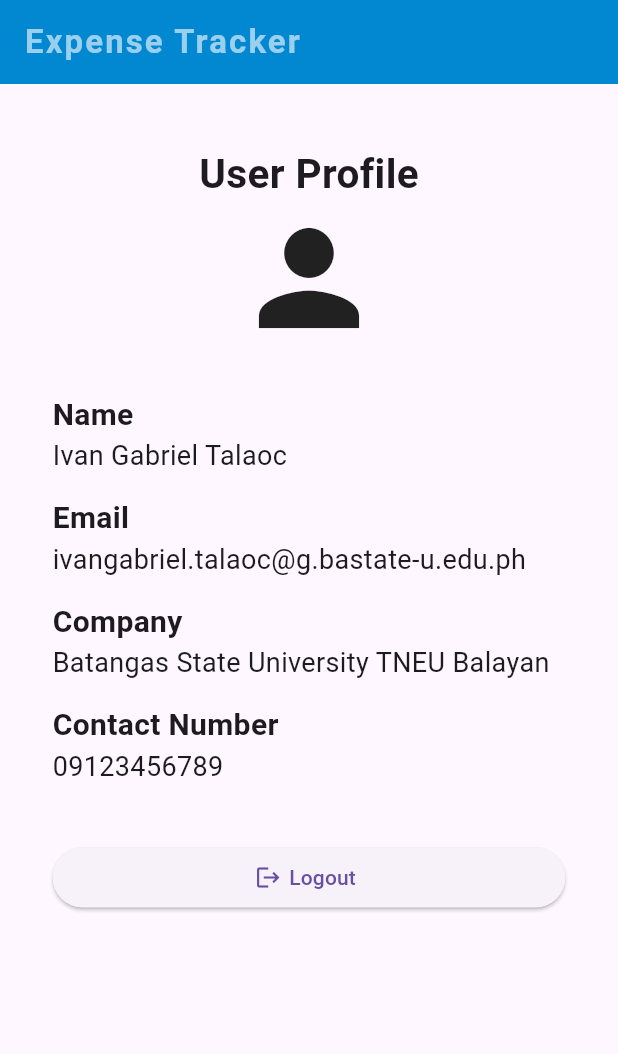
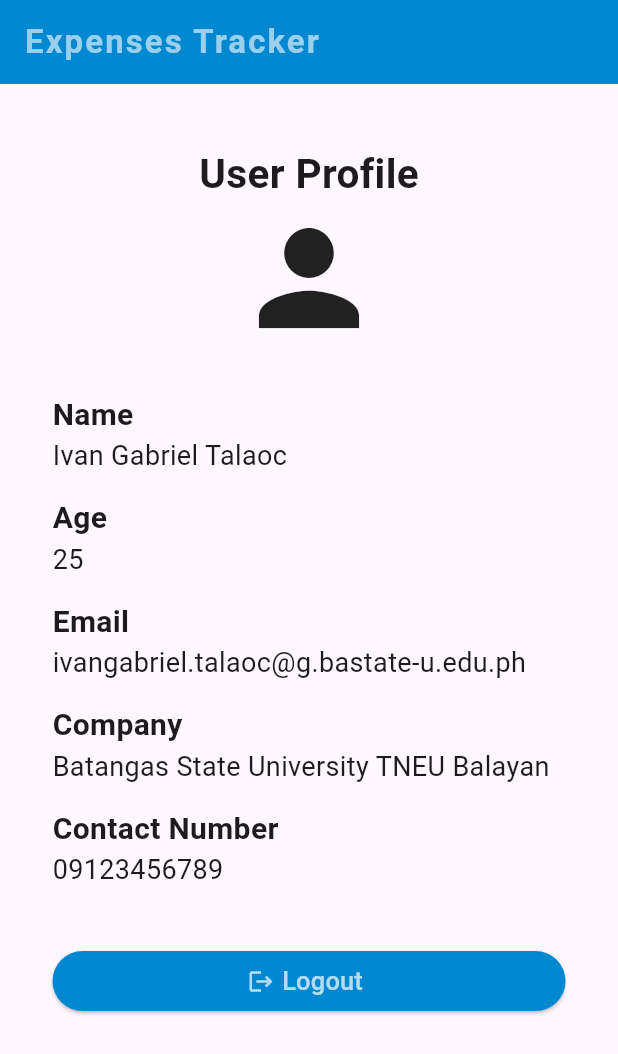
Before and after one commit to gabify/expense-tracker, a Flutter app: the screen it shows after launch, on a phone screen of 412 x 824 dp. Shown: the top 1054 px of the screen. Run offline on Flutter 3.47's test engine with Material 3 defaults, Android fonts, the phone set to English and light mode, and no system bars.

Commit message:
add sandbox page

```diff
--- a/lib/main.dart
+++ b/lib/main.dart
@@ -1,161 +1,9 @@
+import 'package:expense_tracker/pages/Profile.dart';
+import 'package:expense_tracker/pages/Sandbox.dart';
 import 'package:flutter/material.dart';
 
 void main() {
   runApp(MaterialApp(
-    home: Profile()
+    home: Sandbox()
   ));
 }
-
-
-class Profile extends StatelessWidget {
-  const Profile({super.key});
-
-  @override
-  Widget build(BuildContext context) {
-    return Scaffold(
-        appBar: AppBar(
-          title: Text('Expense Tracker',
-            style: TextStyle(
-              color: Colors.white60,
-              fontWeight: FontWeight.w600,
-              letterSpacing: 1.4
-            ),),
-          backgroundColor: Colors.lightBlue[700],
-        ),
-        body: Container(
-          padding: EdgeInsets.symmetric(horizontal: 35, vertical: 20),
-          child: Column(
-              crossAxisAlignment: CrossAxisAlignment.start,
-              children: [
-                Container(
-                  margin: EdgeInsets.symmetric(vertical: 20),
-                  child: Row(
-                    mainAxisAlignment: MainAxisAlignment.center,
-                    children: [
-                      Column(
-                        children: [
-                          Text(
-                            'User Profile',
-                            style: TextStyle(
-                                fontWeight: FontWeight.bold,
-                                fontSize: 27
-                            ),
-                          ),
-                          Icon(Icons.person, size: 100),
-                        ],
-                      )
-                    ]
-                  ),
-                ),
-                Container(
-                  margin: EdgeInsets.symmetric(vertical: 7),
-                  child: Column(
-                    crossAxisAlignment: CrossAxisAlignment.start,
-                    children: [
-                      Text(
-                        'Name',
-                        style: TextStyle(
-                            fontWeight: FontWeight.bold,
-                            fontSize: 20
-                        ),
-                      ),
-                      Text(
-                        'Ivan Gabriel Talaoc',
-                        style: TextStyle(
-                            fontWeight: FontWeight.w400,
-                            fontSize: 18
-                        ),
-                      )
-                    ],
-                  ),
-                ),
-                Container(
-                  margin: EdgeInsets.symmetric(vertical: 7),
-                  child: Column(
-                    crossAxisAlignment: CrossAxisAlignment.start,
-                    children: [
-                      Text(
-                        'Email',
-                        style: TextStyle(
-                            fontWeight: FontWeight.bold,
-                            fontSize: 20
-                        ),
-                      ),
-                      Text(
-                        'ivangabriel.talaoc@g.bastate-u.edu.ph',
-                        style: TextStyle(
-                            fontWeight: FontWeight.w400,
-                            fontSize: 18
-                        ),
-                      )
-                    ],
-                  ),
-                ),
-                Container(
-                  margin: EdgeInsets.symmetric(vertical: 7),
-                  child: Column(
-                    crossAxisAlignment: CrossAxisAlignment.start,
-                    children: [
-                      Text(
-                        'Company',
-                        style: TextStyle(
-                            fontWeight: FontWeight.bold,
-                            fontSize: 20
-                        ),
-                      ),
-                      Text(
-                        'Batangas State University TNEU Balayan',
-                        style: TextStyle(
-                            fontWeight: FontWeight.w400,
-                            fontSize: 18
-                        ),
-                      )
-                    ],
-                  ),
-                ),
-                Container(
-                  margin: EdgeInsets.symmetric(vertical: 7),
-                  child: Column(
-                    crossAxisAlignment: CrossAxisAlignment.start,
-                    children: [
-                      Text(
-                        'Contact Number',
-                        style: TextStyle(
-                            fontWeight: FontWeight.bold,
-                            fontSize: 20
-                        ),
-                      ),
-                      Text(
-                        '09123456789',
-                        style: TextStyle(
-                            fontWeight: FontWeight.w400,
-                            fontSize: 18
-                        ),
-                      )
-                    ],
-                  ),
-                ),
-                Container(
-                  margin: EdgeInsets.symmetric(vertical: 30),
-                  child: Column(
-                    crossAxisAlignment: CrossAxisAlignment.stretch,
-                    children: [
-                      ElevatedButton(onPressed: (){}, child: Row(
-                        mainAxisAlignment: MainAxisAlignment.center,
-                        children: [
-                          Icon(Icons.logout),
-                          Container(
-                              margin: EdgeInsets.symmetric(horizontal: 5),
-                              child: Text('Logout')
-                          ),
-                        ],
-                      ))
-                    ],
-                  ),
-                )
-              ]
-          ),
-        )
-    );
-  }
-}
--- /dev/null
+++ b/lib/pages/Profile.dart
@@ -0,0 +1,172 @@
+import 'package:flutter/material.dart';
+
+
+class Profile extends StatelessWidget {
+  const Profile({super.key});
+
+  @override
+  Widget build(BuildContext context) {
+    return Scaffold(
+        appBar: AppBar(
+          title: Text('Expenses Tracker',
+            style: TextStyle(
+                color: Colors.white60,
+                fontWeight: FontWeight.w600,
+                letterSpacing: 1.4
+            ),),
+          backgroundColor: Colors.lightBlue[700],
+        ),
+        body: Container(
+          padding: EdgeInsets.symmetric(horizontal: 35, vertical: 20),
+          child: Column(
+              crossAxisAlignment: CrossAxisAlignment.start,
+              children: [
+                Container(
+                  margin: EdgeInsets.symmetric(vertical: 20),
+                  child: Row(
+                      mainAxisAlignment: MainAxisAlignment.center,
+                      children: [
+                        Column(
+                          children: [
+                            Text(
+                              'User Profile',
+                              style: TextStyle(
+                                  fontWeight: FontWeight.bold,
+                                  fontSize: 27
+                              ),
+                            ),
+                            Icon(Icons.person, size: 100),
+                          ],
+                        )
+                      ]
+                  ),
+                ),
+                Container(
+                  margin: EdgeInsets.symmetric(vertical: 7),
+                  child: Column(
+                    crossAxisAlignment: CrossAxisAlignment.start,
+                    children: [
+                      Text(
+                        'Name',
+                        style: TextStyle(
+                            fontWeight: FontWeight.bold,
+                            fontSize: 20
+                        ),
+                      ),
+                      Text(
+                        'Ivan Gabriel Talaoc',
+                        style: TextStyle(
+                            fontWeight: FontWeight.w400,
+                            fontSize: 18
+                        ),
+                      )
+                    ],
+                  ),
+                ),
+                Container(
+                  margin: EdgeInsets.symmetric(vertical: 7),
+                  child: Column(
+                    crossAxisAlignment: CrossAxisAlignment.start,
+                    children: [
+                      Text(
+                        'Email',
+                        style: TextStyle(
+                            fontWeight: FontWeight.bold,
+                            fontSize: 20
+                        ),
+                      ),
+                      Text(
+                        'ivangabriel.talaoc@g.bastate-u.edu.ph',
+                        style: TextStyle(
+                            fontWeight: FontWeight.w400,
+                            fontSize: 18
+                        ),
+                      )
+                    ],
+                  ),
+                ),
+                Container(
+                  margin: EdgeInsets.symmetric(vertical: 7),
+                  child: Column(
+                    crossAxisAlignment: CrossAxisAlignment.start,
+                    children: [
+                      Text(
+                        'Company',
+                        style: TextStyle(
+                            fontWeight: FontWeight.bold,
+                            fontSize: 20
+                        ),
+                      ),
+                      Text(
+                        'Batangas State University TNEU Balayan',
+                        style: TextStyle(
+                            fontWeight: FontWeight.w400,
+                            fontSize: 18
+                        ),
+                      )
+                    ],
+                  ),
+                ),
+                Container(
+                  margin: EdgeInsets.symmetric(vertical: 7),
+                  child: Column(
+                    crossAxisAlignment: CrossAxisAlignment.start,
+                    children: [
+                      Text(
+                        'Contact Number',
+                        style: TextStyle(
+                            fontWeight: FontWeight.bold,
+                            fontSize: 20
+                        ),
+                      ),
+                      Text(
+                        '09123456789',
+                        style: TextStyle(
+                            fontWeight: FontWeight.w400,
+                            fontSize: 18
+                        ),
+                      )
+                    ],
+                  ),
+                ),
+                Container(
+                  margin: EdgeInsets.symmetric(vertical: 30),
+                  child: Column(
+                    crossAxisAlignment: CrossAxisAlignment.stretch,
+                    children: [
+                      ElevatedButton(
+                          onPressed: (){
+                            print('You pressed me');
+                          },
+                          style: ElevatedButton.styleFrom(
+                            backgroundColor: Colors.lightBlue[700],
+                          ),
+                          child: Row(
+                            mainAxisAlignment: MainAxisAlignment.center,
+                            children: [
+                              Icon(
+                                Icons.logout,
+                                color: Colors.white70,
+                              ),
+                              Container(
+                                  margin: EdgeInsets.symmetric(horizontal: 5),
+                                  child: Text(
+                                    'Logout',
+                                    style: TextStyle(
+                                        color: Colors.white70,
+                                        fontSize: 17
+                                    ),
+                                  )
+                              ),
+                            ],
+                          )
+                      )
+                    ],
+                  ),
+                )
+              ]
+          ),
+        )
+    );
+  }
+}
--- /dev/null
+++ b/lib/pages/Sandbox.dart
@@ -0,0 +1,203 @@
+import 'package:flutter/material.dart';
+
+
+class Sandbox extends StatefulWidget {
+  const Sandbox({super.key});
+
+  @override
+  State<Sandbox> createState() => _SandboxState();
+}
+
+class _SandboxState extends State<Sandbox> {
+  int age = 25;
+
+  @override
+  Widget build(BuildContext context) {
+    return Scaffold(
+        appBar: AppBar(
+          title: Text('Expenses Tracker',
+            style: TextStyle(
+                color: Colors.white60,
+                fontWeight: FontWeight.w600,
+                letterSpacing: 1.4
+            ),),
+          backgroundColor: Colors.lightBlue[700],
+        ),
+        body: Container(
+          padding: EdgeInsets.symmetric(horizontal: 35, vertical: 20),
+          child: Column(
+              crossAxisAlignment: CrossAxisAlignment.start,
+              children: [
+                Container(
+                  margin: EdgeInsets.symmetric(vertical: 20),
+                  child: Row(
+                      mainAxisAlignment: MainAxisAlignment.center,
+                      children: [
+                        Column(
+                          children: [
+                            Text(
+                              'User Profile',
+                              style: TextStyle(
+                                  fontWeight: FontWeight.bold,
+                                  fontSize: 27
+                              ),
+                            ),
+                            Icon(Icons.person, size: 100),
+                          ],
+                        )
+                      ]
+                  ),
+                ),
+                Container(
+                  margin: EdgeInsets.symmetric(vertical: 7),
+                  child: Column(
+                    crossAxisAlignment: CrossAxisAlignment.start,
+                    children: [
+                      Text(
+                        'Name',
+                        style: TextStyle(
+                            fontWeight: FontWeight.bold,
+                            fontSize: 20
+                        ),
+                      ),
+                      Text(
+                        'Ivan Gabriel Talaoc',
+                        style: TextStyle(
+                            fontWeight: FontWeight.w400,
+                            fontSize: 18
+                        ),
+                      )
+                    ],
+                  ),
+                ),
+                Container(
+                  margin: EdgeInsets.symmetric(vertical: 7),
+                  child: Column(
+                    crossAxisAlignment: CrossAxisAlignment.start,
+                    children: [
+                      Text(
+                        'Age',
+                        style: TextStyle(
+                            fontWeight: FontWeight.bold,
+                            fontSize: 20
+                        ),
+                      ),
+                      Text(
+                        '$age',
+                        style: TextStyle(
+                            fontWeight: FontWeight.w400,
+                            fontSize: 18
+                        ),
+                      )
+                    ],
+                  ),
+                ),
+                Container(
+                  margin: EdgeInsets.symmetric(vertical: 7),
+                  child: Column(
+                    crossAxisAlignment: CrossAxisAlignment.start,
+                    children: [
+                      Text(
+                        'Email',
+                        style: TextStyle(
+                            fontWeight: FontWeight.bold,
+                            fontSize: 20
+                        ),
+                      ),
+                      Text(
+                        'ivangabriel.talaoc@g.bastate-u.edu.ph',
+                        style: TextStyle(
+                            fontWeight: FontWeight.w400,
+                            fontSize: 18
+                        ),
+                      )
+                    ],
+                  ),
+                ),
+                Container(
+                  margin: EdgeInsets.symmetric(vertical: 7),
+                  child: Column(
+                    crossAxisAlignment: CrossAxisAlignment.start,
+                    children: [
+                      Text(
+                        'Company',
+                        style: TextStyle(
+                            fontWeight: FontWeight.bold,
+                            fontSize: 20
+                        ),
+                      ),
+                      Text(
+                        'Batangas State University TNEU Balayan',
+                        style: TextStyle(
+                            fontWeight: FontWeight.w400,
+                            fontSize: 18
+                        ),
+                      )
+                    ],
+                  ),
+                ),
+                Container(
+                  margin: EdgeInsets.symmetric(vertical: 7),
+                  child: Column(
+                    crossAxisAlignment: CrossAxisAlignment.start,
+                    children: [
+                      Text(
+                        'Contact Number',
+                        style: TextStyle(
+                            fontWeight: FontWeight.bold,
+                            fontSize: 20
+                        ),
+                      ),
+                      Text(
+                        '09123456789',
+                        style: TextStyle(
+                            fontWeight: FontWeight.w400,
+                            fontSize: 18
+                        ),
+                      )
+                    ],
+                  ),
+                ),
+                Container(
+                  margin: EdgeInsets.symmetric(vertical: 30),
+                  child: Column(
+                    crossAxisAlignment: CrossAxisAlignment.stretch,
+                    children: [
+                      ElevatedButton(
+                          onPressed: (){
+                            setState(() {
+                              age += 1;
+                            });
+                          },
+                          style: ElevatedButton.styleFrom(
+                            backgroundColor: Colors.lightBlue[700],
+                          ),
+                          child: Row(
+                            mainAxisAlignment: MainAxisAlignment.center,
+                            children: [
+                              Icon(
+                                Icons.logout,
+                                color: Colors.white70,
+                              ),
+                              Container(
+                                  margin: EdgeInsets.symmetric(horizontal: 5),
+                                  child: Text(
+                                    'Logout',
+                                    style: TextStyle(
+                                        color: Colors.white70,
+                                        fontSize: 17
+                                    ),
+                                  )
+                              ),
+                            ],
+                          )
+                      )
+                    ],
+                  ),
+                )
+              ]
+          ),
+        )
+    );
+  }
+}
```
